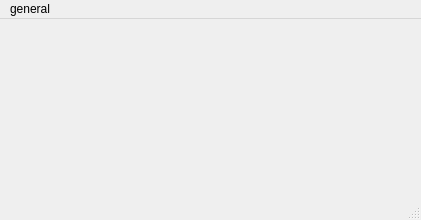
Old version of the form image_secrets/gui/static/qt_designer/main.ui in the repository lgtm-migrator/imagesecrets.
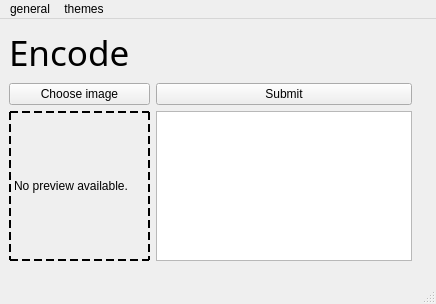
New version of the form. The open tabs and pages were chosen to show the change. Icons and pictures are not drawn.

Commit message: Start connecting GUI buttons and actions

The edit to the form file:
```diff
--- a/image_secrets/gui/static/qt_designer/main.ui
+++ b/image_secrets/gui/static/qt_designer/main.ui
@@ -6,23 +6,37 @@
    <rect>
     <x>0</x>
     <y>0</y>
-    <width>421</width>
-    <height>220</height>
+    <width>436</width>
+    <height>304</height>
    </rect>
   </property>
+  <property name="sizePolicy">
+   <sizepolicy hsizetype="Minimum" vsizetype="Minimum">
+    <horstretch>0</horstretch>
+    <verstretch>0</verstretch>
+   </sizepolicy>
+  </property>
   <property name="windowTitle">
    <string>ImageSecrets</string>
   </property>
+  <property name="tabShape">
+   <enum>QTabWidget::Triangular</enum>
+  </property>
   <widget class="QWidget" name="central_widget">
    <widget class="QStackedWidget" name="stacked_widget">
     <property name="geometry">
      <rect>
       <x>0</x>
       <y>0</y>
-      <width>391</width>
-      <height>141</height>
+      <width>421</width>
+      <height>251</height>
      </rect>
     </property>
+    <property name="font">
+     <font>
+      <family>Nirmala UI</family>
+     </font>
+    </property>
     <property name="currentIndex">
      <number>0</number>
     </property>
@@ -69,8 +83,200 @@
       </item>
      </layout>
     </widget>
-    <widget class="QWidget" name="encode"/>
-    <widget class="QWidget" name="decode"/>
+    <widget class="QWidget" name="encode">
+     <layout class="QGridLayout" name="gridLayout_2">
+      <item row="0" column="0" colspan="2">
+       <widget class="QLabel" name="encode_main_lbl">
+        <property name="font">
+         <font>
+          <family>Reem Kufi</family>
+          <pointsize>26</pointsize>
+         </font>
+        </property>
+        <property name="text">
+         <string>Encode</string>
+        </property>
+       </widget>
+      </item>
+      <item row="1" column="0">
+       <widget class="QPushButton" name="encode_image_btn">
+        <property name="font">
+         <font>
+          <family>Nirmala UI</family>
+          <pointsize>9</pointsize>
+         </font>
+        </property>
+        <property name="text">
+         <string>Choose image</string>
+        </property>
+       </widget>
+      </item>
+      <item row="1" column="1">
+       <widget class="QPushButton" name="encode_submit_btn">
+        <property name="font">
+         <font>
+          <family>Nirmala UI</family>
+          <pointsize>9</pointsize>
+         </font>
+        </property>
+        <property name="text">
+         <string>Submit</string>
+        </property>
+       </widget>
+      </item>
+      <item row="2" column="0">
+       <widget class="QLabel" name="encode_pixmap_lbl">
+        <property name="sizePolicy">
+         <sizepolicy hsizetype="MinimumExpanding" vsizetype="MinimumExpanding">
+          <horstretch>0</horstretch>
+          <verstretch>0</verstretch>
+         </sizepolicy>
+        </property>
+        <property name="font">
+         <font>
+          <family>Nirmala UI</family>
+          <pointsize>9</pointsize>
+         </font>
+        </property>
+        <property name="styleSheet">
+         <string notr="true">border: 2px dashed</string>
+        </property>
+        <property name="frameShape">
+         <enum>QFrame::NoFrame</enum>
+        </property>
+        <property name="frameShadow">
+         <enum>QFrame::Plain</enum>
+        </property>
+        <property name="text">
+         <string>No preview available.</string>
+        </property>
+        <property name="pixmap">
+         <pixmap>../../../../../../../Android/DCIM_all/Camera/IMG_20210114_092147.jpg</pixmap>
+        </property>
+        <property name="scaledContents">
+         <bool>false</bool>
+        </property>
+       </widget>
+      </item>
+      <item row="2" column="1">
+       <widget class="QPlainTextEdit" name="encode_plain_text_edit">
+        <property name="font">
+         <font>
+          <family>Nirmala UI</family>
+         </font>
+        </property>
+        <property name="frameShape">
+         <enum>QFrame::StyledPanel</enum>
+        </property>
+        <property name="frameShadow">
+         <enum>QFrame::Sunken</enum>
+        </property>
+        <property name="documentTitle">
+         <string/>
+        </property>
+        <property name="plainText">
+         <string/>
+        </property>
+        <property name="overwriteMode">
+         <bool>true</bool>
+        </property>
+        <property name="placeholderText">
+         <string>Message to encode.</string>
+        </property>
+       </widget>
+      </item>
+     </layout>
+    </widget>
+    <widget class="QWidget" name="decode">
+     <layout class="QGridLayout" name="gridLayout_3">
+      <item row="0" column="0" colspan="3">
+       <widget class="QLabel" name="decode_main_lbl">
+        <property name="font">
+         <font>
+          <family>Reem Kufi</family>
+          <pointsize>26</pointsize>
+         </font>
+        </property>
+        <property name="text">
+         <string>Decode</string>
+        </property>
+       </widget>
+      </item>
+      <item row="1" column="0">
+       <widget class="QPushButton" name="decode_image_btn">
+        <property name="font">
+         <font>
+          <pointsize>9</pointsize>
+         </font>
+        </property>
+        <property name="text">
+         <string>Choose image</string>
+        </property>
+       </widget>
+      </item>
+      <item row="1" column="1">
+       <widget class="QPushButton" name="decode_submit_btn">
+        <property name="font">
+         <font>
+          <pointsize>9</pointsize>
+         </font>
+        </property>
+        <property name="text">
+         <string>Submit</string>
+        </property>
+       </widget>
+      </item>
+      <item row="1" column="2">
+       <widget class="QToolButton" name="decode_copy_tool_btn">
+        <property name="font">
+         <font>
+          <pointsize>9</pointsize>
+         </font>
+        </property>
+        <property name="text">
+         <string>Copy</string>
+        </property>
+        <property name="toolButtonStyle">
+         <enum>Qt::ToolButtonTextUnderIcon</enum>
+        </property>
+        <property name="autoRaise">
+         <bool>true</bool>
+        </property>
+       </widget>
+      </item>
+      <item row="2" column="0">
+       <widget class="QLabel" name="decode_pixmap_lbl">
+        <property name="font">
+         <font>
+          <family>Nirmala UI</family>
+          <pointsize>9</pointsize>
+         </font>
+        </property>
+        <property name="styleSheet">
+         <string notr="true">border: 2px dashed</string>
+        </property>
+        <property name="text">
+         <string>No preview available.</string>
+        </property>
+        <property name="scaledContents">
+         <bool>true</bool>
+        </property>
+       </widget>
+      </item>
+      <item row="2" column="1" colspan="2">
+       <widget class="QPlainTextEdit" name="decode_plain_text_edit">
+        <property name="font">
+         <font>
+          <pointsize>8</pointsize>
+         </font>
+        </property>
+        <property name="placeholderText">
+         <string>Decoded message will appear here.</string>
+        </property>
+       </widget>
+      </item>
+     </layout>
+    </widget>
    </widget>
   </widget>
   <widget class="QMenuBar" name="menubar">
@@ -78,7 +284,7 @@
     <rect>
      <x>0</x>
      <y>0</y>
-     <width>421</width>
+     <width>436</width>
      <height>26</height>
     </rect>
    </property>
@@ -88,8 +294,17 @@
     </property>
     <addaction name="action_encode"/>
     <addaction name="action_decode"/>
+    <addaction name="action_exit"/>
+   </widget>
+   <widget class="QMenu" name="menu_themes">
+    <property name="title">
+     <string>themes</string>
+    </property>
+    <addaction name="action_light"/>
+    <addaction name="action_dark"/>
    </widget>
    <addaction name="menu_general"/>
+   <addaction name="menu_themes"/>
   </widget>
   <widget class="QStatusBar" name="statusbar"/>
   <action name="action_encode">
```
Left out of the diff: 34 changed lines with no effect on the pictures. The commit also changes 5 other files.
